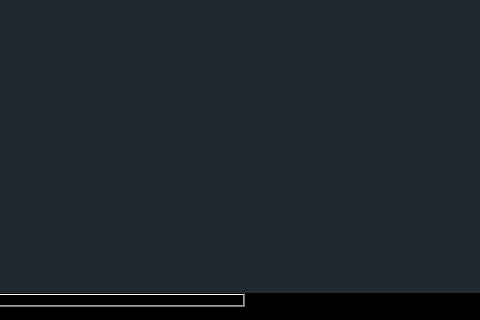
Qt form Form/mainwindow.ui (letrquan/AutoWoker) before a commit; both pictures show x 338 to 818 and y 403 to 723 of the 1382 by 723 pixel window.
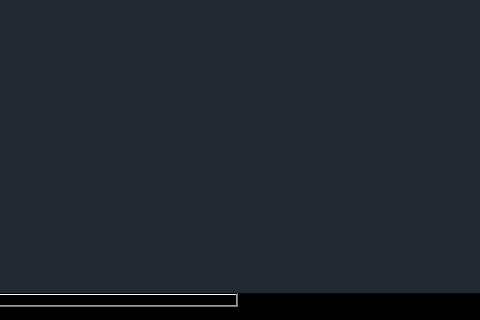
The same form after that commit. Icons and pictures are not drawn.

What changed in the file:
```diff
--- a/Form/mainwindow.ui
+++ b/Form/mainwindow.ui
@@ -1373,6 +1373,16 @@
       </font>
      </property>
     </column>
+    <column>
+     <property name="text">
+      <string>Useragent</string>
+     </property>
+     <property name="font">
+      <font>
+       <bold>true</bold>
+      </font>
+     </property>
+    </column>
     <column>
      <property name="text">
       <string>Proxy</string>
```
